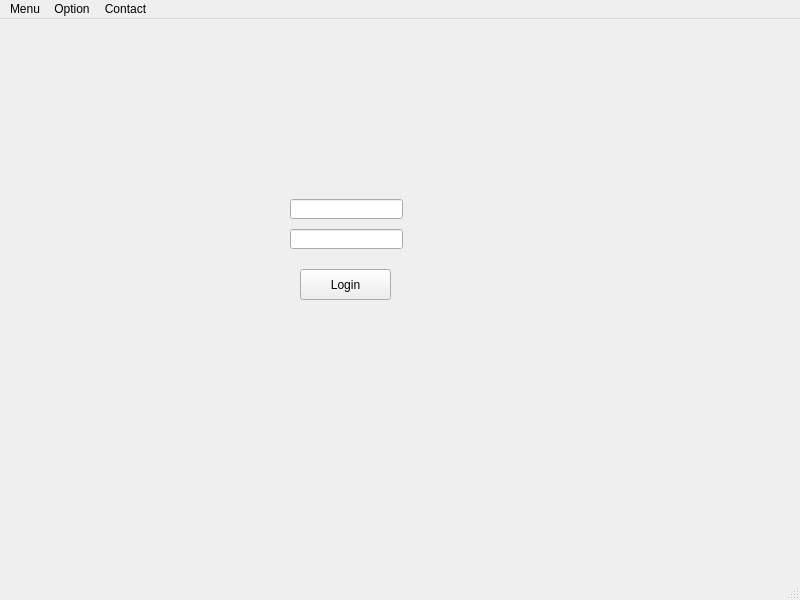
The window that dialog.ui (mronfire/shopAutomatic) describes before a commit, drawn with Qt 5.
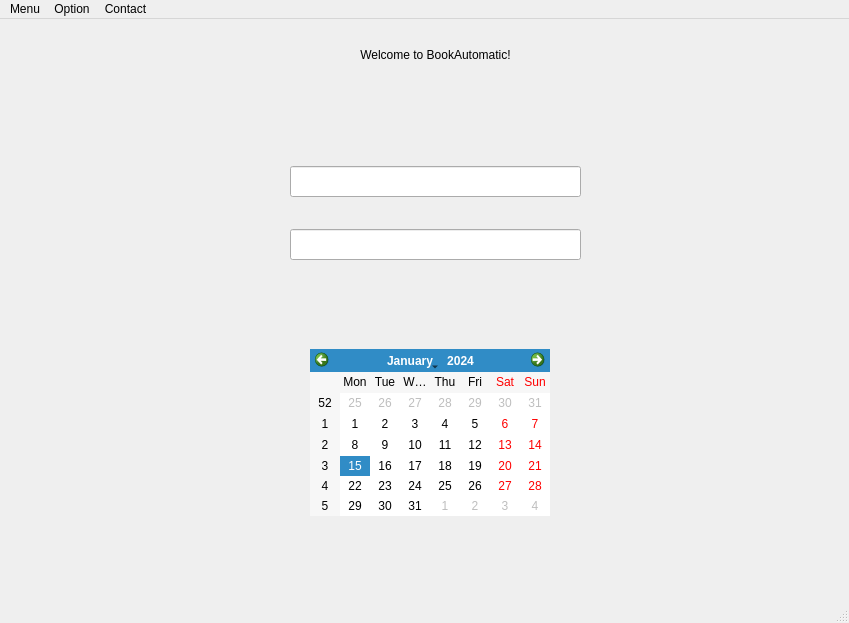
The same window after the commit.

Diff of the .ui file:
```diff
--- a/dialog.ui
+++ b/dialog.ui
@@ -6,34 +6,21 @@
    <rect>
     <x>0</x>
     <y>0</y>
-    <width>800</width>
-    <height>600</height>
+    <width>849</width>
+    <height>623</height>
    </rect>
   </property>
   <property name="windowTitle">
    <string>MainWindow</string>
   </property>
   <widget class="QWidget" name="centralwidget">
-   <widget class="QPushButton" name="pushButton">
-    <property name="geometry">
-     <rect>
-      <x>300</x>
-      <y>250</y>
-      <width>91</width>
-      <height>31</height>
-     </rect>
-    </property>
-    <property name="text">
-     <string>Login</string>
-    </property>
-   </widget>
    <widget class="QLineEdit" name="lineEdit">
     <property name="geometry">
      <rect>
       <x>290</x>
-      <y>180</y>
-      <width>113</width>
-      <height>20</height>
+      <y>147</y>
+      <width>291</width>
+      <height>31</height>
      </rect>
     </property>
     <property name="text">
@@ -48,21 +35,53 @@
      <rect>
       <x>290</x>
       <y>210</y>
-      <width>113</width>
-      <height>20</height>
+      <width>291</width>
+      <height>31</height>
      </rect>
     </property>
     <property name="text">
      <string/>
     </property>
    </widget>
+   <widget class="QCalendarWidget" name="calendarWidget">
+    <property name="geometry">
+     <rect>
+      <x>310</x>
+      <y>330</y>
+      <width>240</width>
+      <height>167</height>
+     </rect>
+    </property>
+   </widget>
+   <widget class="QLabel" name="label">
+    <property name="geometry">
+     <rect>
+      <x>280</x>
+      <y>20</y>
+      <width>311</width>
+      <height>31</height>
+     </rect>
+    </property>
+    <property name="text">
+     <string>Welcome to BookAutomatic!</string>
+    </property>
+    <property name="textFormat">
+     <enum>Qt::AutoText</enum>
+    </property>
+    <property name="scaledContents">
+     <bool>false</bool>
+    </property>
+    <property name="alignment">
+     <set>Qt::AlignCenter</set>
+    </property>
+   </widget>
   </widget>
   <widget class="QMenuBar" name="menubar">
    <property name="geometry">
     <rect>
      <x>0</x>
      <y>0</y>
-     <width>800</width>
+     <width>849</width>
      <height>21</height>
     </rect>
    </property>
```
Left out of the diff: 4 changed lines with no effect on the pictures.
